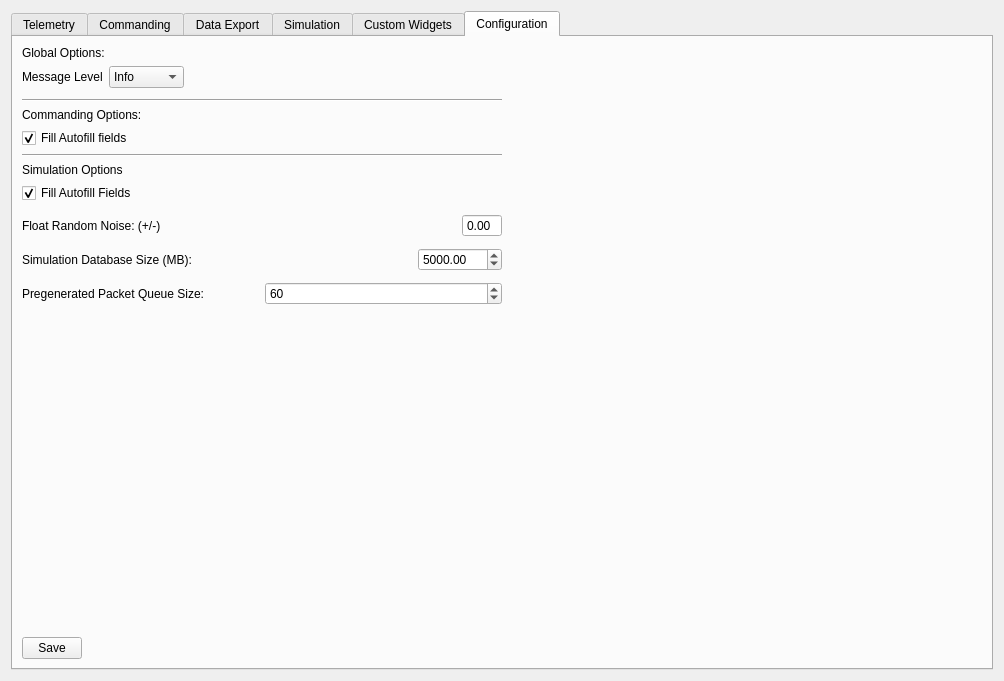
Above: apps/main/ui/main.ui from sudozer/dex before the change. Below: the same form after it.
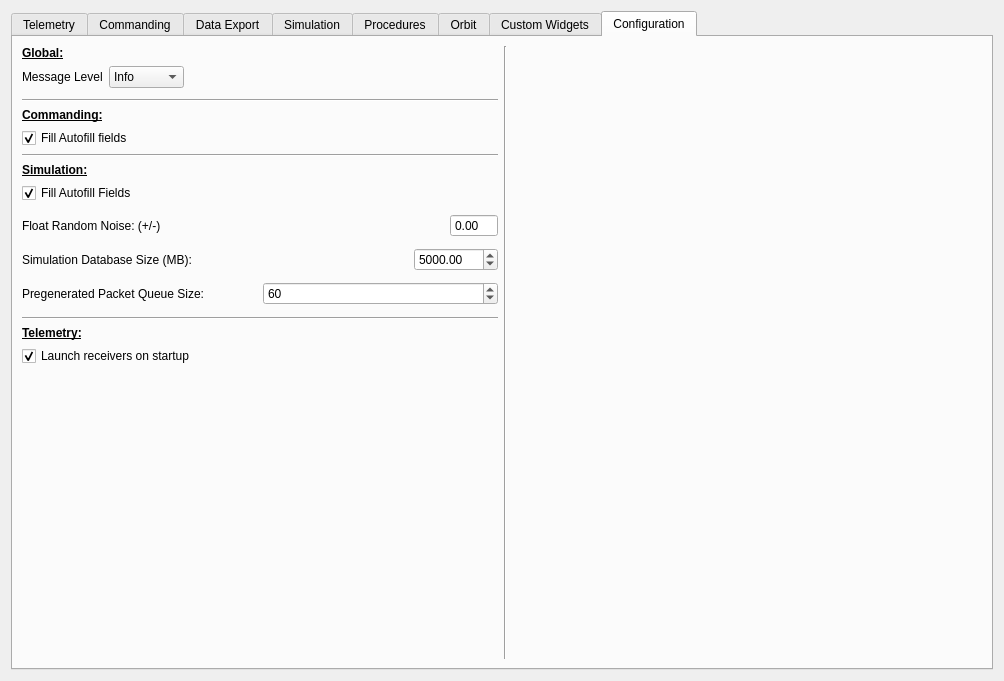
That is the form after the change. The open tabs and pages were chosen to show the change.

The edit to the form file:
```diff
--- a/apps/main/ui/main.ui
+++ b/apps/main/ui/main.ui
@@ -927,6 +927,16 @@
          </item>
         </layout>
        </widget>
+       <widget class="QWidget" name="tab_6">
+        <attribute name="title">
+         <string>Procedures</string>
+        </attribute>
+       </widget>
+       <widget class="QWidget" name="tab_7">
+        <attribute name="title">
+         <string>Orbit</string>
+        </attribute>
+       </widget>
        <widget class="QWidget" name="tab_5">
         <attribute name="title">
          <string>Custom Widgets</string>
@@ -967,8 +977,15 @@
               <layout class="QVBoxLayout" name="verticalLayout_16">
                <item>
                 <widget class="QLabel" name="label_21">
+                 <property name="font">
+                  <font>
+                   <weight>75</weight>
+                   <bold>true</bold>
+                   <underline>true</underline>
+                  </font>
+                 </property>
                  <property name="text">
-                  <string>Global Options:</string>
+                  <string>Global:</string>
                  </property>
                 </widget>
                </item>
@@ -1041,8 +1058,15 @@
                </item>
                <item>
                 <widget class="QLabel" name="label_18">
+                 <property name="font">
+                  <font>
+                   <weight>75</weight>
+                   <bold>true</bold>
+                   <underline>true</underline>
+                  </font>
+                 </property>
                  <property name="text">
-                  <string>Commanding Options:</string>
+                  <string>Commanding:</string>
                  </property>
                 </widget>
                </item>
@@ -1068,8 +1092,15 @@
                </item>
                <item>
                 <widget class="QLabel" name="label_20">
+                 <property name="font">
+                  <font>
+                   <weight>75</weight>
+                   <bold>true</bold>
+                   <underline>true</underline>
+                  </font>
+                 </property>
                  <property name="text">
-                  <string>Simulation Options</string>
+                  <string>Simulation:</string>
                  </property>
                 </widget>
                </item>
@@ -1118,7 +1149,7 @@
                   <widget class="QDoubleSpinBox" name="simulationFloatNoise">
                    <property name="maximumSize">
                     <size>
-                     <width>40</width>
+                     <width>100</width>
                      <height>16777215</height>
                     </size>
                    </property>
@@ -1195,6 +1226,9 @@
                    <property name="toolTip">
                     <string>Number of packets to pregenerate when running a simulation.  Larger numbers will cause the simulation to take longer to begin, smaller numbers may cause the simulation to bog down.</string>
                    </property>
+                   <property name="minimum">
+                    <number>1</number>
+                   </property>
                    <property name="maximum">
                     <number>200</number>
                    </property>
@@ -1205,6 +1239,40 @@
                  </item>
                 </layout>
                </item>
+               <item>
+                <widget class="Line" name="line_5">
+                 <property name="orientation">
+                  <enum>Qt::Horizontal</enum>
+                 </property>
+                </widget>
+               </item>
+               <item>
+                <widget class="QLabel" name="label_28">
+                 <property name="font">
+                  <font>
+                   <weight>75</weight>
+                   <bold>true</bold>
+                   <underline>true</underline>
+                  </font>
+                 </property>
+                 <property name="text">
+                  <string>Telemetry:</string>
+                 </property>
+                </widget>
+               </item>
+               <item>
+                <widget class="QCheckBox" name="telemetryLaunchReceiversOnStartupBox">
+                 <property name="toolTip">
+                  <string>On program startup, enable all previously enabled telemetry receivers.</string>
+                 </property>
+                 <property name="text">
+                  <string>Launch receivers on startup</string>
+                 </property>
+                 <property name="checked">
+                  <bool>true</bool>
+                 </property>
+                </widget>
+               </item>
                <item>
                 <spacer name="verticalSpacer_2">
                  <property name="orientation">
@@ -1220,6 +1288,13 @@
                </item>
               </layout>
              </item>
+             <item>
+              <widget class="Line" name="line_4">
+               <property name="orientation">
+                <enum>Qt::Vertical</enum>
+               </property>
+              </widget>
+             </item>
              <item>
               <layout class="QVBoxLayout" name="verticalLayout_17">
                <property name="leftMargin">
@@ -1244,19 +1319,6 @@
            </item>
           </layout>
          </item>
-         <item>
-          <widget class="QPushButton" name="saveButton">
-           <property name="maximumSize">
-            <size>
-             <width>60</width>
-             <height>16777215</height>
-            </size>
-           </property>
-           <property name="text">
-            <string>Save</string>
-           </property>
-          </widget>
-         </item>
         </layout>
        </widget>
       </widget>
```
Left out of the diff: 90 changed lines with no effect on the pictures.
